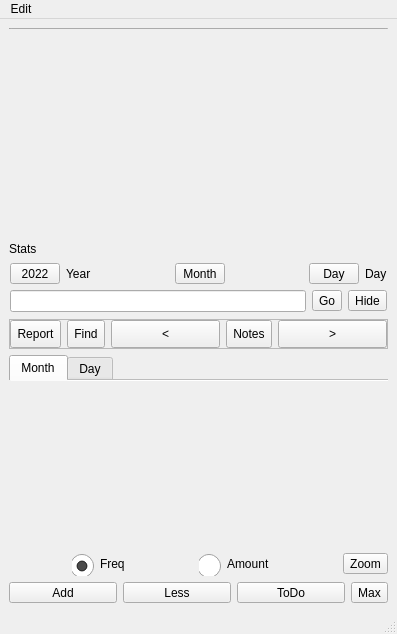
ic005k/Knot-Legacy, file mainwindow.ui: the form before one commit.
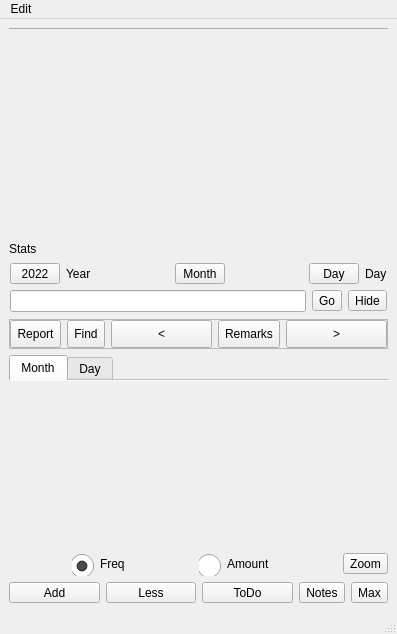
The form after the commit. Icons and pictures are not drawn.

What changed in the file:
```diff
--- a/mainwindow.ui
+++ b/mainwindow.ui
@@ -363,7 +363,7 @@
             </size>
            </property>
            <property name="text">
-            <string>Notes</string>
+            <string>Remarks</string>
            </property>
           </widget>
          </item>
@@ -663,6 +663,13 @@
         </property>
        </widget>
       </item>
+      <item>
+       <widget class="QToolButton" name="btnMainNotes">
+        <property name="text">
+         <string>Notes</string>
+        </property>
+       </widget>
+      </item>
       <item>
        <widget class="QToolButton" name="btnMax">
         <property name="sizePolicy">
```
